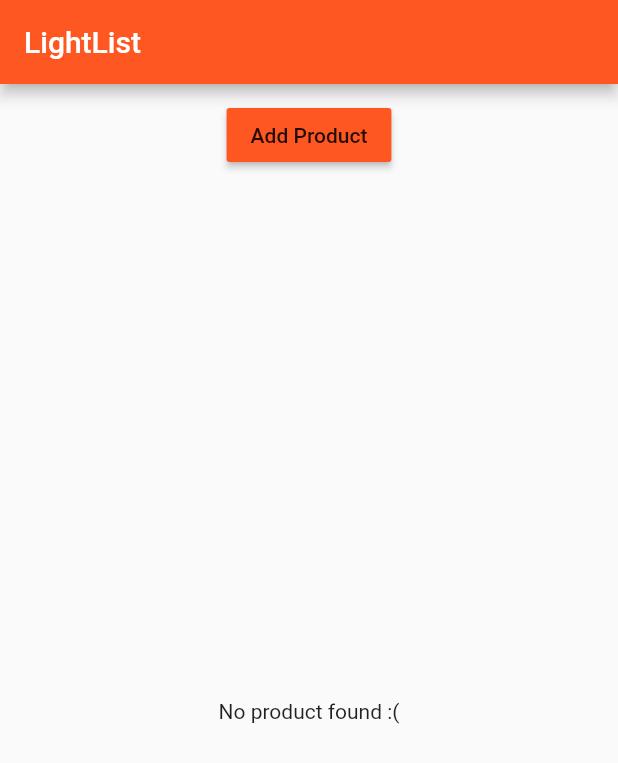
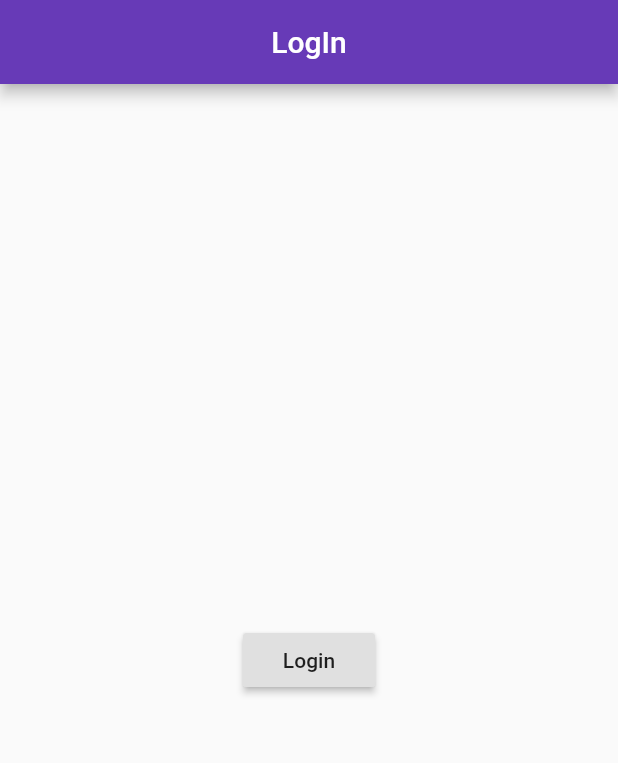
Before and after one commit to cgustav/Flutter_course, a Flutter app: the screen it shows after launch, on a phone screen of 412 x 824 dp. Shown: the top 763 px of the screen. Run offline on Flutter 3.47's test engine with Material 2 defaults, Android fonts, the phone set to English and light mode, and no system bars.

Commit message:
implementing fake auth page
also using pushreplacement method. replacement simply means the current page completely gets replaced with this one

```diff
--- a/lib/main.dart
+++ b/lib/main.dart
@@ -3,7 +3,7 @@ import 'package:flutter/material.dart';
 
 //local
 //import './product_manager.dart';
-import './pages/home.dart';
+import './pages/auth.dart';
 
 void main() {
   //debugPaintSizeEnabled = true;
@@ -22,7 +22,7 @@ class MyApp extends StatelessWidget {
         primarySwatch: Colors.deepOrange,
         accentColor: Colors.deepPurple
       ),
-      home: HomePage(),
+      home: AuthPage(),
     );
   }
 }
--- /dev/null
+++ b/lib/pages/auth.dart
@@ -0,0 +1,30 @@
+import 'package:flutter/material.dart';
+
+//local
+import './products.dart';
+
+class AuthPage extends StatelessWidget {
+  @override
+  Widget build(BuildContext context) {
+    return Scaffold(
+      appBar: AppBar(
+        title: Center(child: Text('LogIn')),
+        backgroundColor: Theme.of(context).accentColor,
+        //body: Authentication()
+      ),
+      body: Center(
+        child: RaisedButton(
+          child: Text('Login'),
+          onPressed: () {
+            // Replacement simply means the current page
+            // completely gets replaced with this one.
+            Navigator.pushReplacement(
+              context,
+              MaterialPageRoute(builder: (BuildContext context) => ProductsPage()),
+            );
+          },
+        ),
+      ),
+    );
+  }
+}
--- a/lib/pages/home.dart
+++ b/lib/pages/products.dart
@@ -1,7 +1,7 @@
 import 'package:flutter/material.dart';
 import '../product_manager.dart';
 
-class HomePage extends StatelessWidget{
+class ProductsPage extends StatelessWidget{
 
 @override
   Widget build(BuildContext context) {
```
